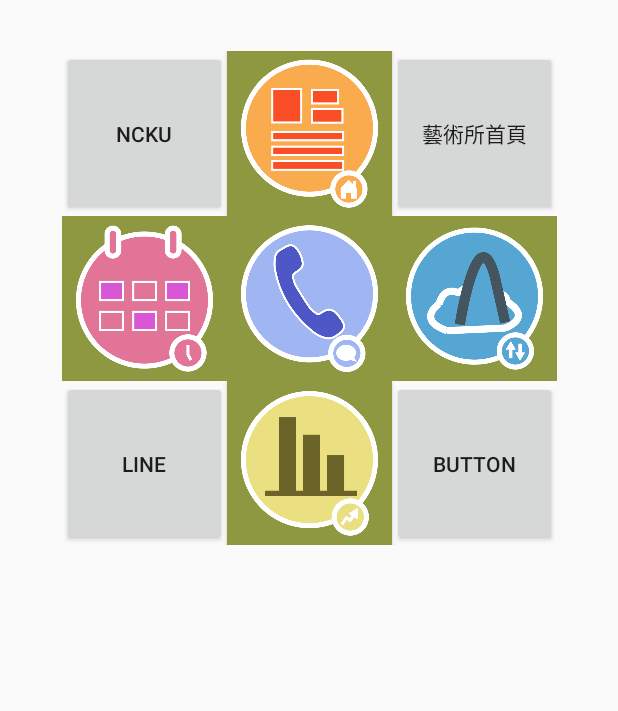
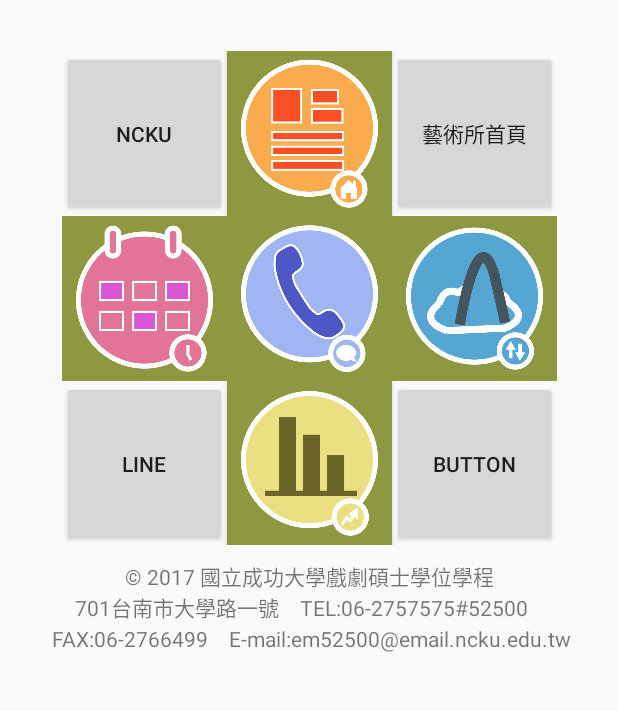
Before and after one commit to DyslexiaS/ART, an Android app: the screen it shows after launch (MainActivity), on a phone screen of 412 x 824 dp, the part 219-930 px from its top. Run offline under Robolectric (Android 15) with nearby library versions, the phone set to English and light mode, and no system bars.

Commit message:
footer of info

```diff
--- a/app/src/main/res/layout/activity_main.xml
+++ b/app/src/main/res/layout/activity_main.xml
@@ -148,6 +148,16 @@
         tools:background="#8D9840"
         tools:layout_editor_absoluteX="0dp">
 
+        <TextView
+            android:id="@+id/textView2"
+            android:layout_width="match_parent"
+            android:layout_height="wrap_content"
+            android:layout_marginTop="20dp"
+            android:layout_weight="1"
+            android:text="© 2017 國立成功大學戲劇碩士學位學程\n
+701台南市大學路一號　TEL:06-2757575#52500　\n FAX:06-2766499　E-mail:em52500@email.ncku.edu.tw"
+            android:textAlignment="center" />
+
     </LinearLayout>
 
 </android.support.constraint.ConstraintLayout>
```
